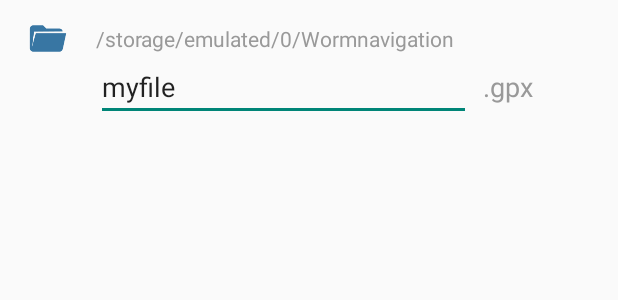
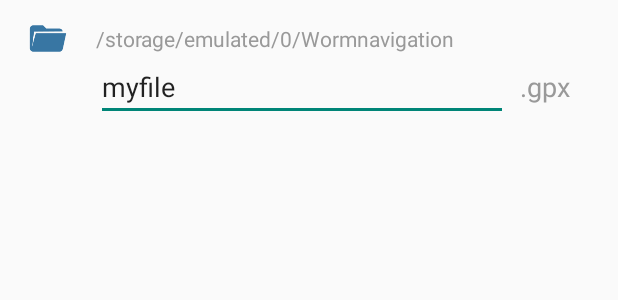
Before and after one commit to andan67/wormnav, an Android app: the layout save_gpx_dialog_layout.xml on its own in the app's theme, with its tools: preview values and no code run, on a phone screen of 412 x 824 dp. Shown: the top 300 px of the screen. Run offline under Robolectric (Android 15) with nearby library versions, the phone set to English and light mode, and no system bars.

```diff
--- a/android/Application/build.gradle
+++ b/android/Application/build.gradle
@@ -6,7 +6,7 @@ buildscript {
     }
 
     dependencies {
-        classpath 'com.android.tools.build:gradle:3.4.0'
+        classpath 'com.android.tools.build:gradle:3.4.1'
     }
 }
 
@@ -62,8 +62,8 @@ android {
         applicationId "org.andan.android.connectiq.wormnav"
         minSdkVersion 18
         targetSdkVersion 28
-        versionCode 102
-        versionName '1.0.2'
+        versionCode 103
+        versionName '1.0.3'
         setProperty("archivesBaseName", "Worm navigation")
     }
     signingConfigs {
--- a/android/Application/src/main/AndroidManifest.xml
+++ b/android/Application/src/main/AndroidManifest.xml
@@ -33,6 +33,7 @@
     <application
         android:allowBackup="true"
         android:icon="@mipmap/ic_launcher"
+        android:networkSecurityConfig="@xml/network_security_config"
         android:label="@string/app_name"
         android:theme="@style/AppTheme" >
 
--- a/android/Application/src/main/res/layout/save_gpx_dialog_layout.xml
+++ b/android/Application/src/main/res/layout/save_gpx_dialog_layout.xml
@@ -30,10 +30,12 @@
 
     <EditText
         android:id="@+id/save_new_filename"
-        android:layout_width="250dp"
+        android:layout_width="0dp"
         android:layout_height="wrap_content"
+        android:layout_marginEnd="8dp"
         android:inputType="textUri"
         android:text="@string/dialog_savegpx_default"
+        app:layout_constraintEnd_toStartOf="@+id/save_new_extension"
         app:layout_constraintStart_toStartOf="@+id/save_new_path"
         app:layout_constraintTop_toBottomOf="@+id/save_new_path" />
 
@@ -41,11 +43,12 @@
         android:id="@+id/save_new_extension"
         android:layout_width="wrap_content"
         android:layout_height="wrap_content"
-        android:layout_marginStart="8dp"
+        android:layout_marginEnd="32dp"
         android:text="@string/dialog_savegpx_extension"
         android:textColor="#999999"
         android:textSize="18sp"
         app:layout_constraintBaseline_toBaselineOf="@+id/save_new_filename"
+        app:layout_constraintEnd_toEndOf="parent"
         app:layout_constraintStart_toEndOf="@+id/save_new_filename" />
 
 </android.support.constraint.ConstraintLayout>
--- a/android/Karambola/build.gradle
+++ b/android/Karambola/build.gradle
@@ -5,7 +5,7 @@ buildscript {
         mavenCentral()
     }
     dependencies {
-        classpath 'com.android.tools.build:gradle:3.4.0'
+        classpath 'com.android.tools.build:gradle:3.4.1'
     }
 }
 
--- a/android/build.gradle
+++ b/android/build.gradle
@@ -10,7 +10,7 @@ buildscript {
         google()
     }
     dependencies {
-        classpath 'com.android.tools.build:gradle:3.4.0'
+        classpath 'com.android.tools.build:gradle:3.4.1'
 
         // NOTE: Do not place your application dependencies here; they belong
         // in the individual module build.gradle files
```
Also changed, not shown: android/Application/src/main/res/xml/network_security_config.xml (added, +7 -0 lines).
